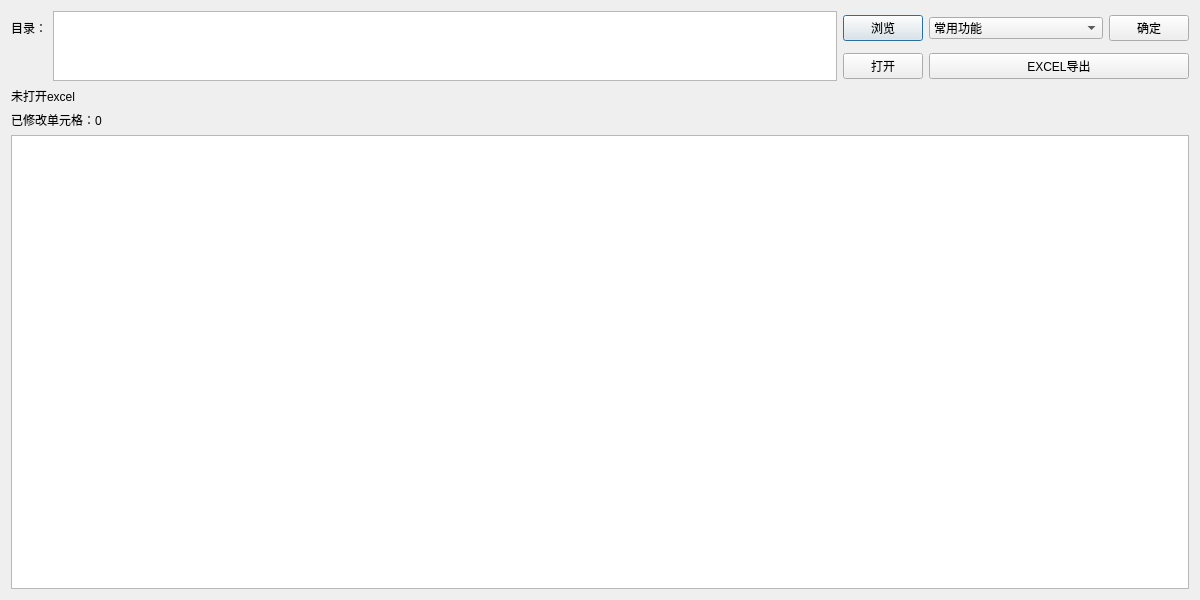
Old version of the form test.ui in the repository wsad21456/pyQt5Ui.
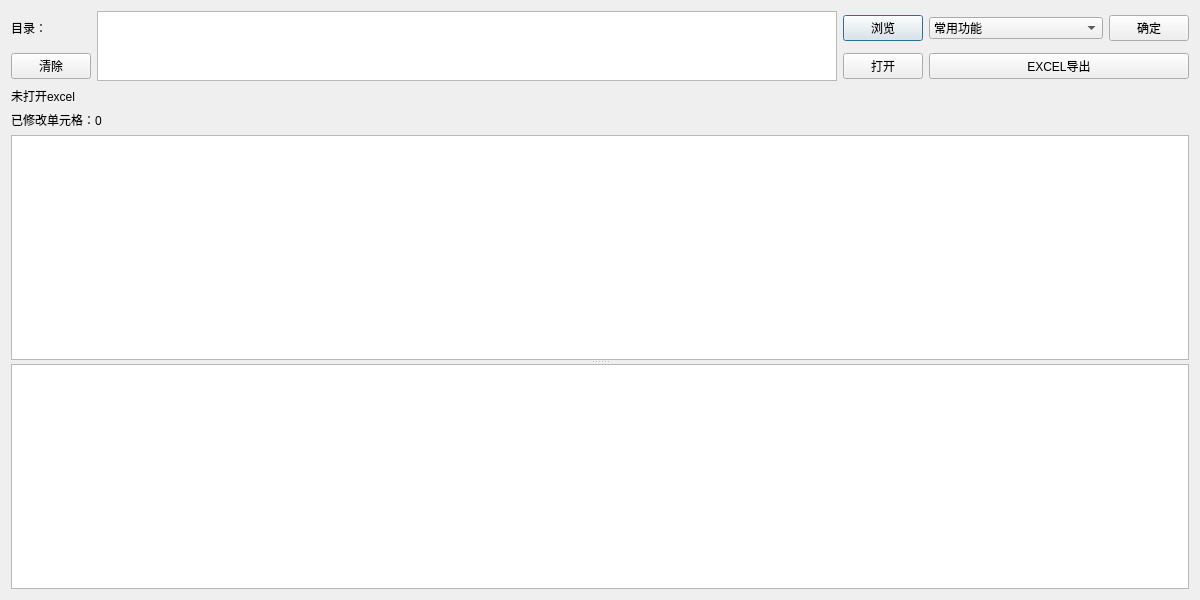
New version of the form.

Commit message: 添加本地图片识别及导入excel

What changed in the file:
```diff
--- a/test.ui
+++ b/test.ui
@@ -58,6 +58,13 @@
            </property>
           </widget>
          </item>
+         <item row="1" column="0">
+          <widget class="QPushButton" name="pushButton_5">
+           <property name="text">
+            <string>清除</string>
+           </property>
+          </widget>
+         </item>
         </layout>
        </item>
       </layout>
@@ -117,6 +124,10 @@
     </widget>
    </item>
    <item row="3" column="0">
+    <widget class="QSplitter" name="splitter">
+     <property name="orientation">
+      <enum>Qt::Vertical</enum>
+     </property>
     <widget class="QTableWidget" name="tableWidget">
      <property name="mouseTracking">
       <bool>true</bool>
@@ -127,6 +138,15 @@
      <property name="acceptDrops">
       <bool>true</bool>
      </property>
+     </widget>
+     <widget class="QTextBrowser" name="textBrowser">
+      <property name="contextMenuPolicy">
+       <enum>Qt::CustomContextMenu</enum>
+      </property>
+      <property name="readOnly">
+       <bool>false</bool>
+      </property>
+     </widget>
     </widget>
    </item>
   </layout>
```
Lines whose indentation alone changed are shown as unchanged. The commit also changes 2 other files.
